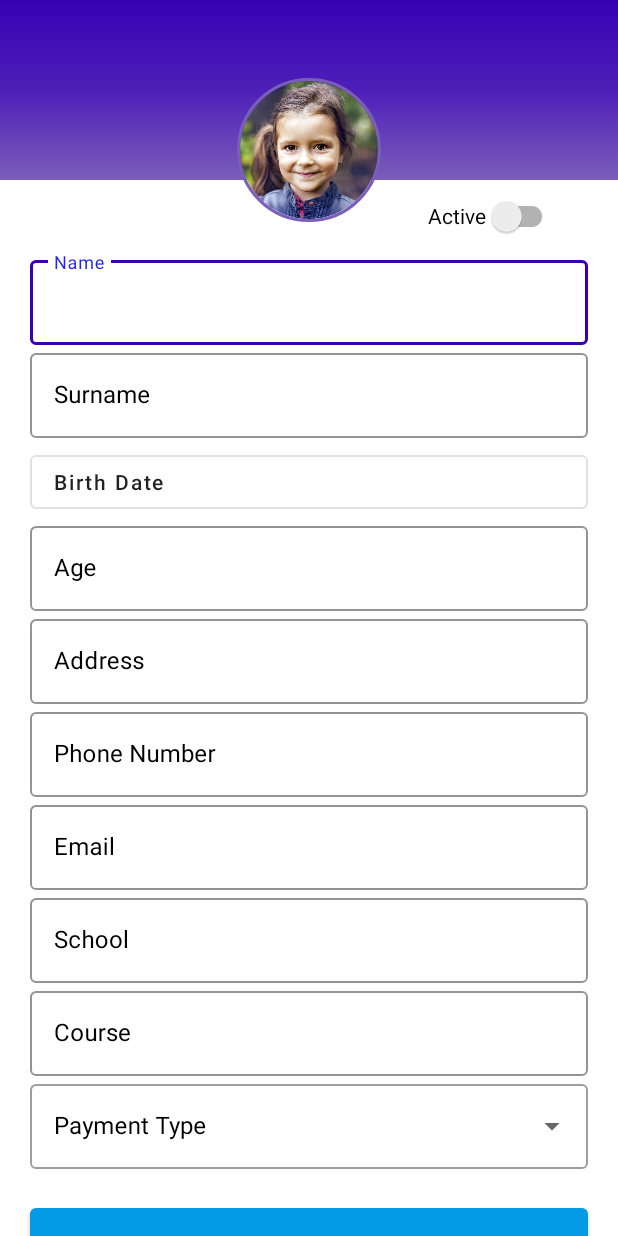
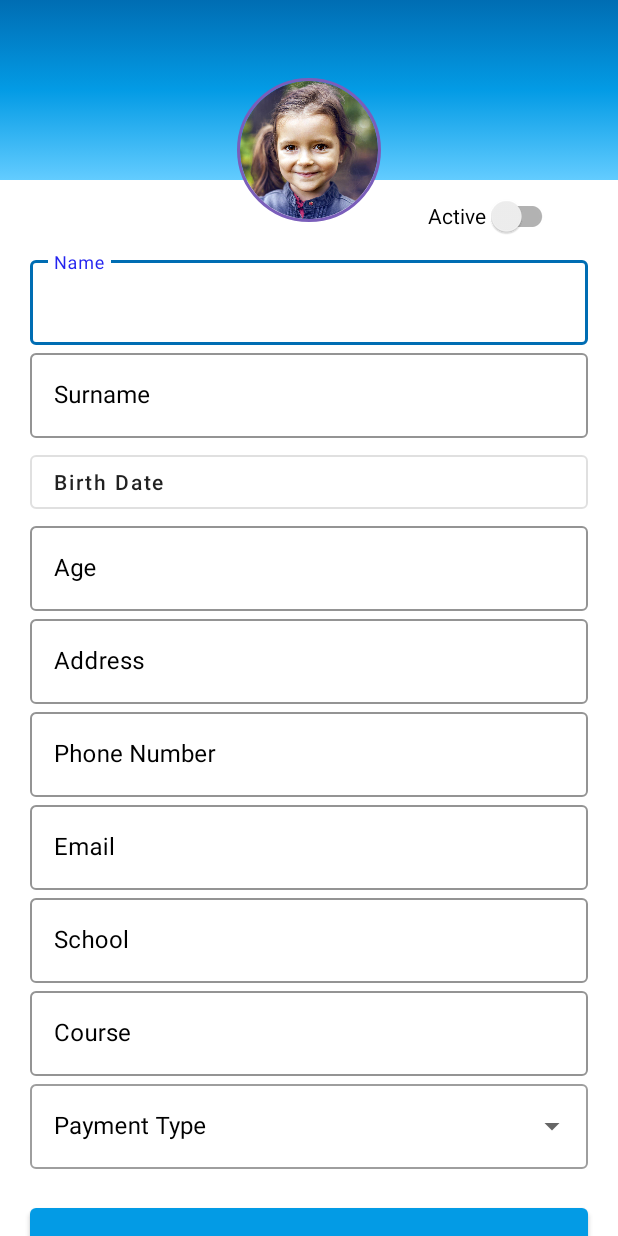
Before and after one commit to DanielItb/Yapp_Android, an Android app: the screen it shows after launch (MainActivity), on a phone screen of 412 x 824 dp. Run offline under Robolectric (Android 15) with nearby library versions, the phone set to English and light mode, and no system bars; our stand-ins replace CircleImageView.

Commit message:
color migration

```diff
--- a/app/src/main/res/drawable/profile_background_gradient.xml
+++ b/app/src/main/res/drawable/profile_background_gradient.xml
@@ -3,9 +3,9 @@
     <item>
         <shape>
             <gradient
-                android:startColor="#7A5EBA"
-                android:centerColor="#4E1FB8"
-                android:endColor="#FF3700B3"
+                android:startColor="@color/primaryLightColor"
+                android:centerColor="@color/primaryColor"
+                android:endColor="@color/primaryDarkColor"
                 android:angle="90"
                 />
         </shape>
--- a/app/src/main/res/values/themes.xml
+++ b/app/src/main/res/values/themes.xml
@@ -15,7 +15,7 @@
 
 
    <style name="TextInputStyle" parent="Widget.MaterialComponents.TextInputLayout.OutlinedBox">
-       <item name="boxStrokeColor">@color/purple_700</item>
+       <item name="boxStrokeColor">@color/primaryDarkColor</item>
        <item name="boxStrokeWidth">1dp</item>
        <item name="android:layout_marginStart">20dp</item>
        <item name="android:layout_marginEnd">20dp</item>
```
